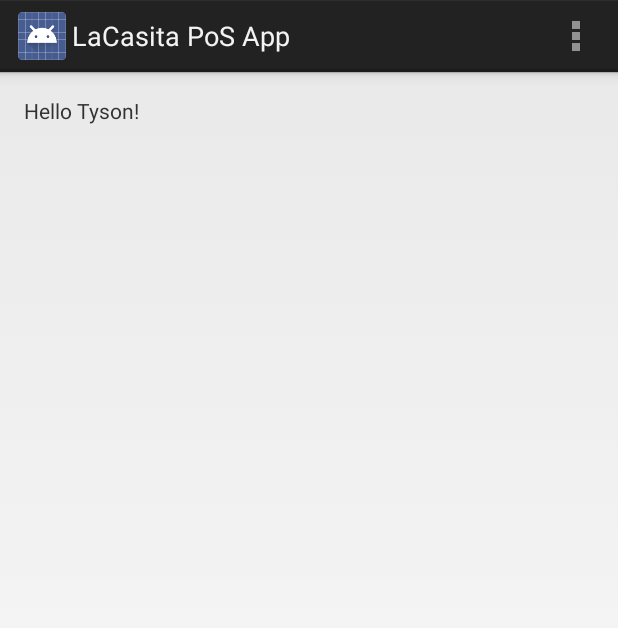
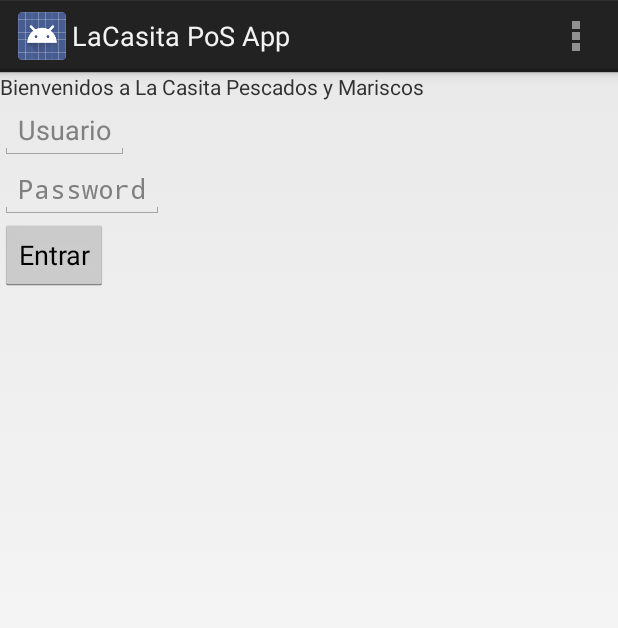
Before and after one commit to melvinrmc/mobile-android-hello-world, an Android app: the screen it shows after launch (HelloAndroidActivity), on a phone screen of 412 x 824 dp. Shown: the top 628 px of the screen. Run offline under Robolectric (Android 15) with nearby library versions, the phone set to English and light mode, and no system bars; libraries missing offline, so code that uses them is left out: com.amazonaws.

Commit message:
Primer commit desde codenvy. Implementacion de layout de login. carga de libs de amazon aws.

```diff
--- a/src/main/AndroidManifest.xml
+++ b/src/main/AndroidManifest.xml
@@ -20,6 +20,11 @@
                 <category android:name="android.intent.category.LAUNCHER"/>
             </intent-filter>
         </activity>
+
+        <activity android:name="com.codenvy.template.android.DisplayMessageActivity">
+
+        </activity>
+
     </application>
 
 </manifest>
--- a/src/main/java/com/codenvy/template/android/HelloAndroidActivity.java
+++ b/src/main/java/com/codenvy/template/android/HelloAndroidActivity.java
@@ -4,8 +4,14 @@ import android.app.Activity;
 import android.os.Bundle;
 import android.view.Menu;
 
+import android.view.View;
+import android.content.Intent;
+import android.widget.EditText;
+
+import com.amazonaws.*;
+
 public class HelloAndroidActivity extends Activity {
-
+    public final static String EXTRA_MESSAGE = "com.example.myfirstapp.MESSAGE";
     /**
      * Called when the activity is first created.
      *
@@ -27,4 +33,18 @@ public class HelloAndroidActivity extends Activity {
         return true;
     }
 
+     /** Called when the user clicks the Login Button */
+    public void login(View view) {
+        // Do something in response to button
+        Intent intent = new Intent(this, DisplayMessageActivity.class);
+        EditText editText = (EditText) findViewById(R.id.edit_user);
+        String message = editText.getText().toString();
+        intent.putExtra(EXTRA_MESSAGE, message);
+        startActivity(intent);
+
+
+
+    }
+
+
 }
--- a/src/main/res/layout/activity_main.xml
+++ b/src/main/res/layout/activity_main.xml
@@ -1,14 +1,29 @@
-<RelativeLayout xmlns:android="http://schemas.android.com/apk/res/android"
-    android:layout_width="match_parent"
-    android:layout_height="match_parent"
-    android:paddingBottom="@dimen/activity_vertical_margin"
-    android:paddingLeft="@dimen/activity_horizontal_margin"
-    android:paddingRight="@dimen/activity_horizontal_margin"
-    android:paddingTop="@dimen/activity_vertical_margin" >
+    <LinearLayout xmlns:android="http://schemas.android.com/apk/res/android"
+   xmlns:tools="http://schemas.android.com/tools"
+   android:orientation="vertical"
+   android:layout_width="match_parent"
+   android:layout_height="match_parent">
 
     <TextView
         android:layout_width="wrap_content"
         android:layout_height="wrap_content"
         android:text="@string/hello_world" />
 
-</RelativeLayout>
+        <EditText android:id="@+id/edit_user"
+        android:layout_width="wrap_content"
+        android:layout_height="wrap_content"
+        android:hint="@string/edit_user" />
+
+        <EditText android:id="@+id/edit_password"
+        android:layout_width="wrap_content"
+        android:layout_height="wrap_content"
+        android:inputType="textPassword"
+        android:hint="@string/edit_password" />
+
+        <Button
+          android:layout_width="wrap_content"
+          android:layout_height="wrap_content"
+          android:text="@string/button_send"
+          android:onClick="login" />
+
+</LinearLayout>
--- a/src/main/res/values/strings.xml
+++ b/src/main/res/values/strings.xml
@@ -3,9 +3,13 @@
 
     <string name="app_name">LaCasita PoS App</string>
     <string name="hello">Hello LaCasita Pos App for Android!</string>
-    <string name="action_settings">Configuracion</string>
-    <string name="hello_world">Hello Tyson!</string>
+    <string name="action_settings">Configuración</string>
+    <string name="hello_world">Bienvenidos a "La Casita" Pescados y Mariscos</string>
     <string name="hola_mundo">Hola Mundo</string>
     <string name="hola_jimmy">Hola Jimmy</string>
 
+    <string name="edit_user">Usuario</string>
+    <string name="edit_password">Password</string>
+    <string name="button_send">Entrar</string>
+
 </resources>
```
Also changed, not shown: 16 other files.
